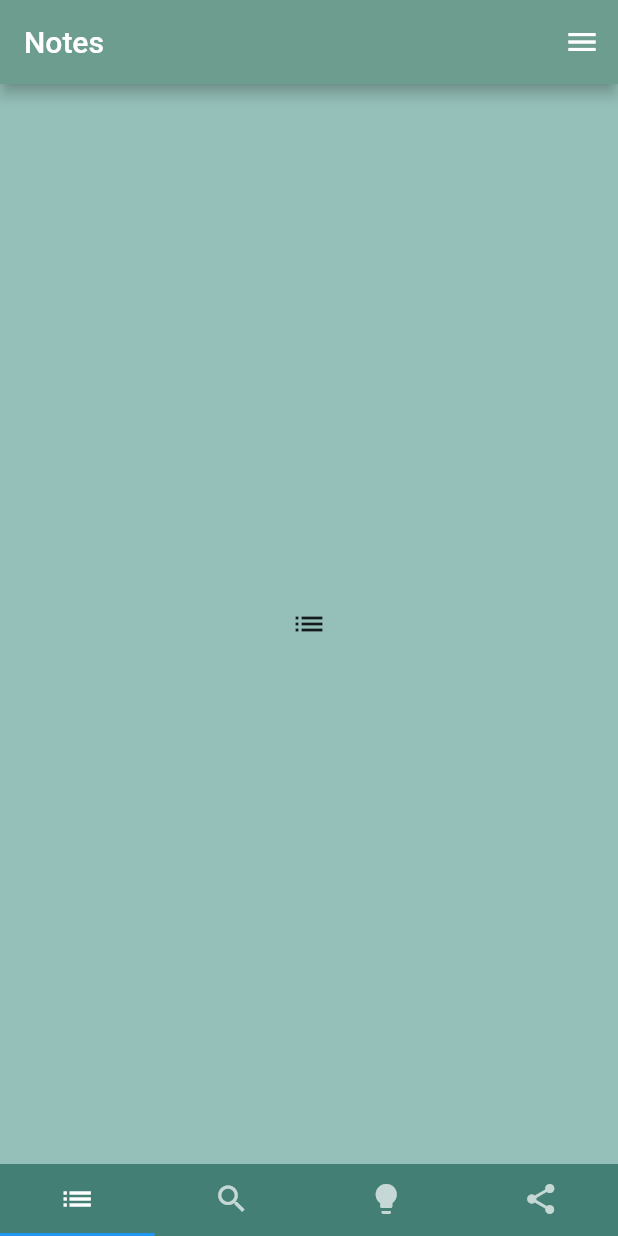
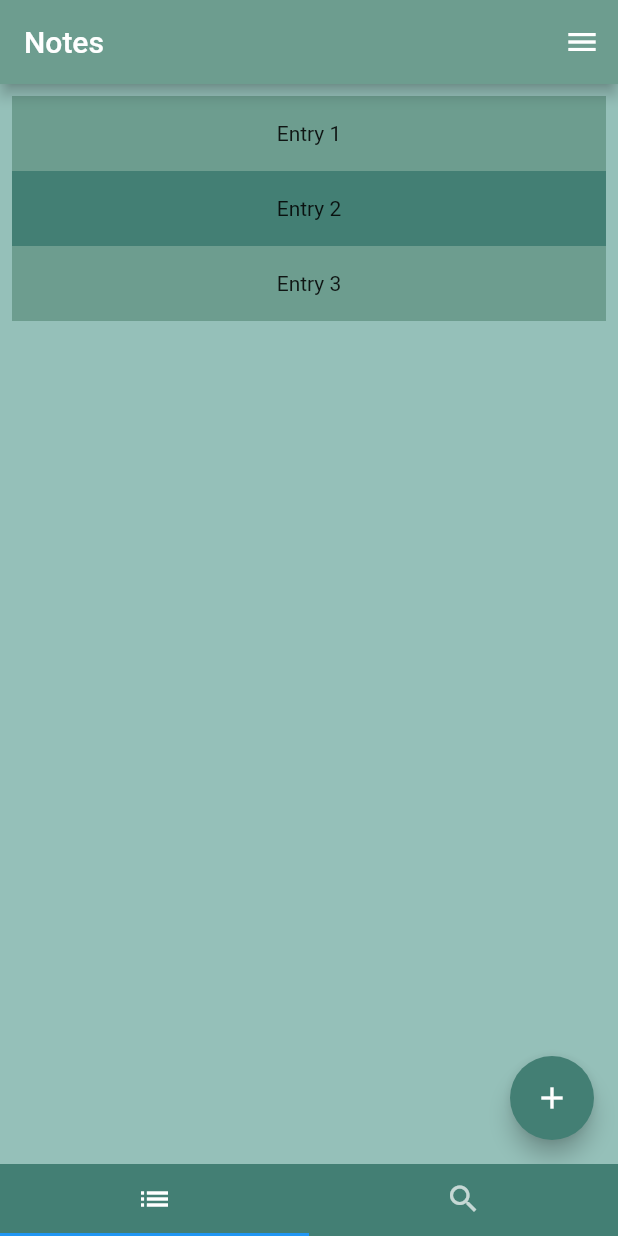
Before and after one commit to maxrtorres/blitznote, a Flutter app: the screen it shows after launch, on a phone screen of 412 x 824 dp. Run offline on Flutter 3.47's test engine with Material 2 defaults, Android fonts, the phone set to English and light mode, and no system bars.

Commit message:
WIP: add list tab with floating action button

```diff
--- a/lib/screens/home_screen.dart
+++ b/lib/screens/home_screen.dart
@@ -2,6 +2,7 @@ import 'package:flutter/material.dart';
 import 'package:notes_app/values/my_colors.dart';
 import 'package:notes_app/values/routes.dart';
 import 'package:notes_app/values/strings.dart';
+import 'package:notes_app/widgets/list_tab.dart';
 
 class HomeScreen extends StatefulWidget {
   @override
@@ -12,7 +13,7 @@ class _HomeScreenState extends State<HomeScreen> {
   @override
   Widget build(BuildContext context) {
     return DefaultTabController(
-        length: 4,
+        length: 2,
         child: Scaffold(
           backgroundColor: MyColors.colorLight,
           endDrawer: Drawer(
@@ -39,10 +40,8 @@ class _HomeScreenState extends State<HomeScreen> {
             title: Text(Strings.homeTitle),
           ),
           body: TabBarView(children: [
-            Tab(icon: Icon(Icons.list)),
+            ListTab(),
             Tab(icon: Icon(Icons.search)),
-            Tab(icon: Icon(Icons.lightbulb)),
-            Tab(icon: Icon(Icons.share)),
           ]),
           bottomNavigationBar: Material(
             color: MyColors.colorDark,
@@ -50,8 +49,6 @@ class _HomeScreenState extends State<HomeScreen> {
               tabs: [
                 Tab(icon: Icon(Icons.list)),
                 Tab(icon: Icon(Icons.search)),
-                Tab(icon: Icon(Icons.lightbulb)),
-                Tab(icon: Icon(Icons.share)),
               ],
             ),
           ),
--- a/lib/screens/settings_screen.dart
+++ b/lib/screens/settings_screen.dart
@@ -11,12 +11,12 @@ class _SettingsScreenState extends State<SettingsScreen> {
   @override
   Widget build(BuildContext context) {
     return Scaffold(
-        appBar: AppBar(
-          backgroundColor: MyColors.colorPrimary,
-          title: Text(Strings.settingsTitle),
-        ),
-        backgroundColor: MyColors.colorLight,
-        body: Container());
-    Center(child: Text('Settings'));
+      appBar: AppBar(
+        backgroundColor: MyColors.colorPrimary,
+        title: Text(Strings.settingsTitle),
+      ),
+      backgroundColor: MyColors.colorLight,
+      body: Container(),
+    );
   }
 }
--- /dev/null
+++ b/lib/widgets/list_tab.dart
@@ -0,0 +1,41 @@
+import 'package:flutter/material.dart';
+import 'package:notes_app/values/my_colors.dart';
+
+class ListTab extends StatefulWidget {
+  @override
+  _ListTabState createState() => _ListTabState();
+}
+
+class _ListTabState extends State<ListTab> {
+  @override
+  Widget build(BuildContext context) {
+    return Scaffold(
+      backgroundColor: MyColors.colorLight,
+      body: ListView(
+        padding: const EdgeInsets.all(8),
+        children: <Widget>[
+          Container(
+            height: 50,
+            color: MyColors.colorPrimary,
+            child: const Center(child: Text('Entry 1')),
+          ),
+          Container(
+            height: 50,
+            color: MyColors.colorDark,
+            child: const Center(child: Text('Entry 2')),
+          ),
+          Container(
+            height: 50,
+            color: MyColors.colorPrimary,
+            child: const Center(child: Text('Entry 3')),
+          ),
+        ],
+      ),
+      floatingActionButton: FloatingActionButton(
+        onPressed: () {},
+        child: const Icon(Icons.add),
+        backgroundColor: MyColors.colorDark,
+      ),
+    );
+  }
+}
```
